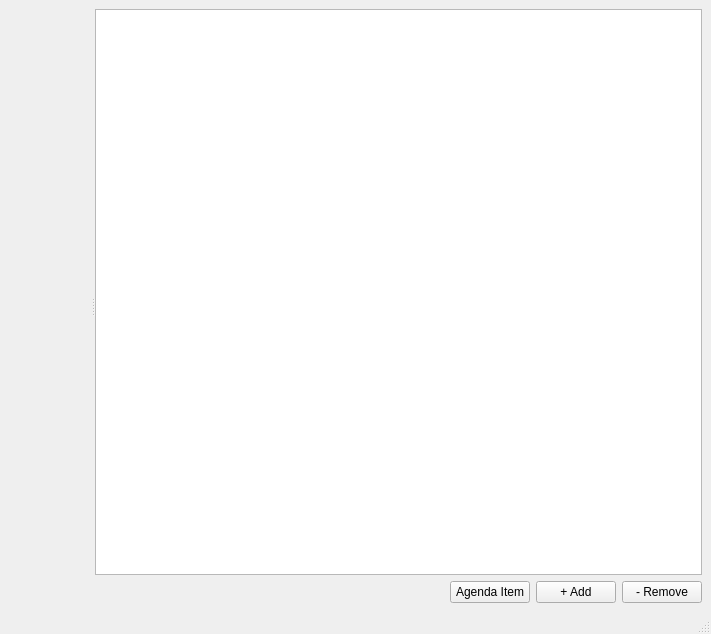
This is src/ui/transcribe.ui in bungeniorg/bungeni-transcriber as Qt 5 draws it before an edit. The edited form follows.
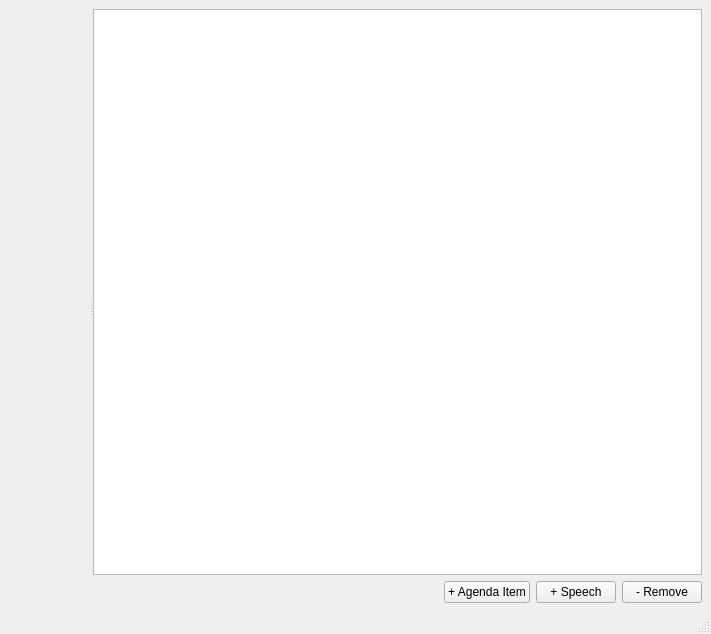
This is the edited form.

Commit message: updated the agenda item widget

```diff
--- a/src/ui/transcribe.ui
+++ b/src/ui/transcribe.ui
@@ -91,7 +91,7 @@
         <item row="1" column="2">
          <widget class="QPushButton" name="addButton">
           <property name="text">
-           <string>+ Add</string>
+           <string>+ Speech</string>
           </property>
          </widget>
         </item>
@@ -105,7 +105,7 @@
         <item row="1" column="1">
          <widget class="QPushButton" name="agendaItemButton">
           <property name="text">
-           <string>Agenda Item</string>
+           <string>+ Agenda Item</string>
           </property>
          </widget>
         </item>
```
The commit also changes 4 other files.
